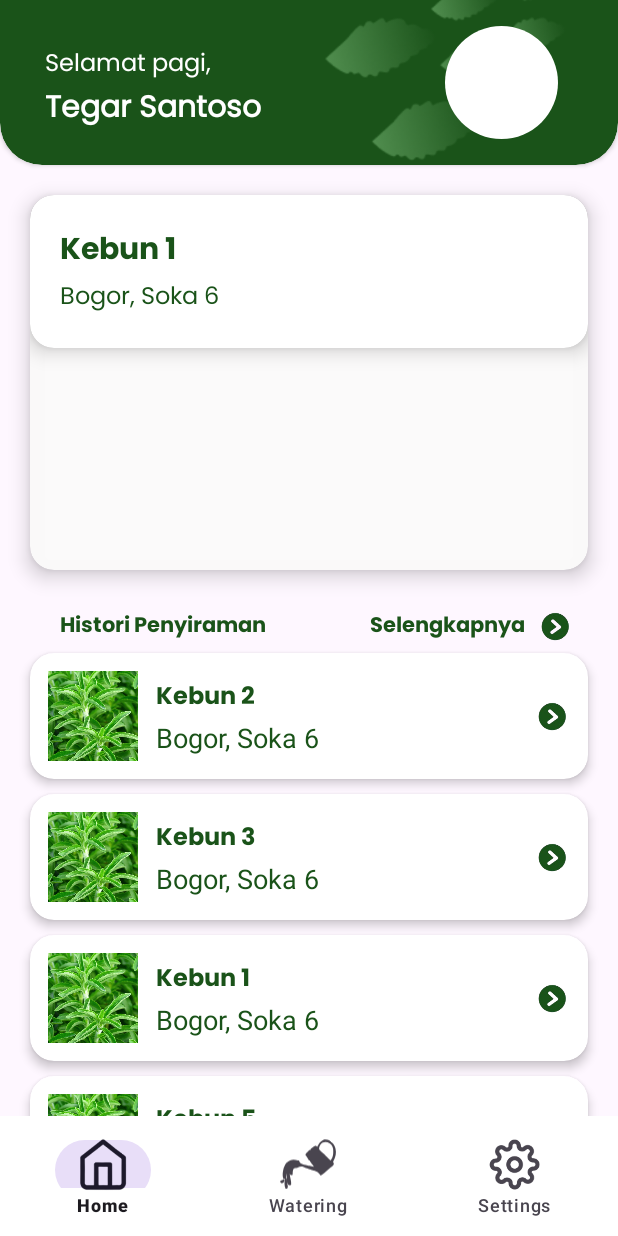
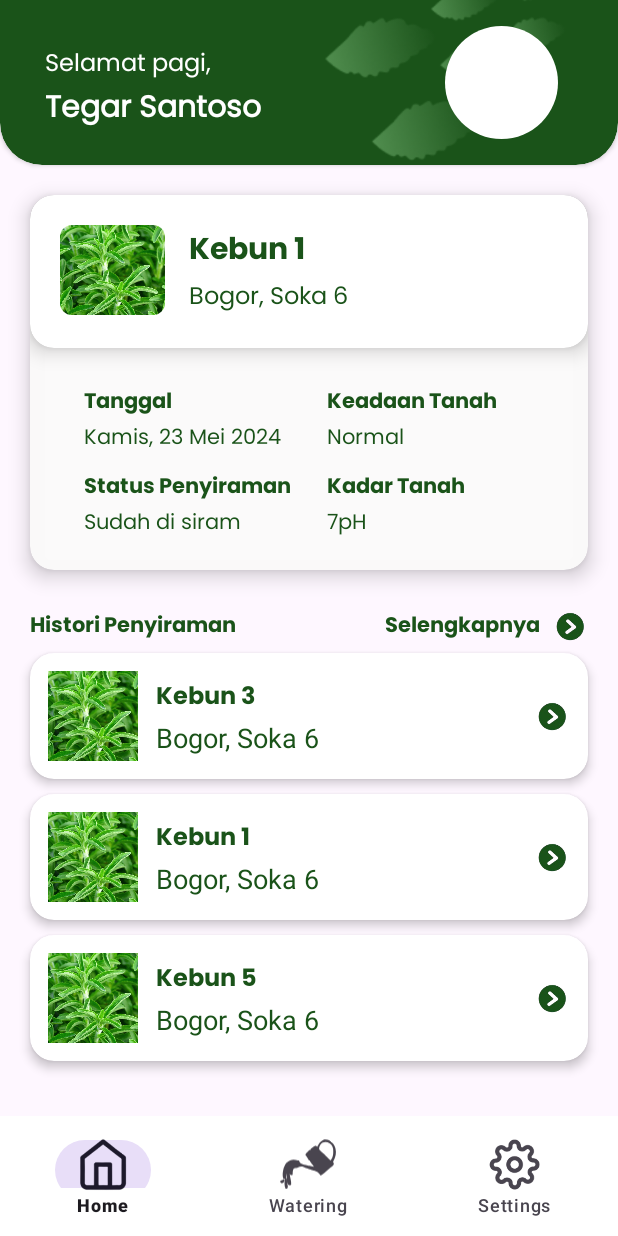
Before and after one commit to Iyaddhh/HydraTiva-App, an Android app: the detail_watering screen opened directly, with no data from a screen before it, on a phone screen of 412 x 824 dp. Run offline under Robolectric (Android 15) with nearby library versions, the phone set to English and light mode, and no system bars.

Commit message:
"Detail Watering Terbaru"

```diff
--- a/app/src/main/res/layout/activity_detail_watering.xml
+++ b/app/src/main/res/layout/activity_detail_watering.xml
@@ -106,8 +106,30 @@
                     <LinearLayout
                         android:layout_width="match_parent"
                         android:layout_height="wrap_content"
-                        android:orientation="vertical"
+                        android:orientation="horizontal"
                         android:padding="20dp">
+
+                        <!-- Image Section -->
+                        <FrameLayout
+                            android:id="@+id/frameLayout"
+                            android:layout_width="70dp"
+                            android:layout_height="60dp"
+                            android:background="@drawable/rounded_watering"
+                            android:clipToOutline="true"
+                            android:layout_marginEnd="16dp">
+                            <ImageView
+                                android:id="@+id/kebunImage1"
+                                android:layout_width="match_parent"
+                                android:layout_height="match_parent"
+                                android:scaleType="centerCrop"
+                                android:src="@drawable/stevia"/>
+                        </FrameLayout>
+
+                        <!-- Text Section -->
+                        <LinearLayout
+                            android:layout_width="wrap_content"
+                            android:layout_height="wrap_content"
+                            android:orientation="vertical">
 
                             <TextView
                                 android:layout_width="wrap_content"
@@ -124,11 +146,119 @@
                                 android:text="Bogor, Soka 6"
                                 android:textSize="16sp"
                                 android:textColor="@color/primary" />
-
+                        </LinearLayout>
                     </LinearLayout>
                 </androidx.cardview.widget.CardView>
+
+                <TableLayout
+                    android:layout_width="match_parent"
+                    android:layout_height="wrap_content"
+                    android:padding="16dp"
+                    android:layout_marginTop="110dp">
+
+                    <TableRow
+                        android:layout_width="match_parent"
+                        android:layout_height="wrap_content"
+                        android:layout_marginStart="20dp">
+
+                        <LinearLayout
+                            android:layout_width="wrap_content"
+                            android:layout_height="wrap_content"
+                            android:orientation="vertical">
+
+                            <TextView
+                                android:layout_width="wrap_content"
+                                android:layout_height="wrap_content"
+                                android:fontFamily="@font/poppins_bold"
+                                android:text="Tanggal"
+                                android:textSize="14sp"
+                                android:textColor="@color/primary" />
+
+                            <TextView
+                                android:layout_width="wrap_content"
+                                android:layout_height="wrap_content"
+                                android:fontFamily="@font/poppins"
+                                android:text="Kamis, 23 Mei 2024"
+                                android:textSize="14sp"
+                                android:textColor="@color/primary" />
+                        </LinearLayout>
+                        <LinearLayout
+                            android:layout_width="wrap_content"
+                            android:layout_height="wrap_content"
+                            android:orientation="vertical"
+                            android:layout_marginStart="24dp">
+
+                            <TextView
+                                android:layout_width="wrap_content"
+                                android:layout_height="wrap_content"
+                                android:fontFamily="@font/poppins_bold"
+                                android:text="Keadaan Tanah"
+                                android:textSize="14sp"
+                                android:textColor="@color/primary" />
+
+                            <TextView
+                                android:layout_width="wrap_content"
+                                android:layout_height="wrap_content"
+                                android:fontFamily="@font/poppins"
+                                android:text="Normal"
+                                android:textSize="14sp"
+                                android:textColor="@color/primary" />
+                        </LinearLayout>
+                    </TableRow>
+
+                    <TableRow
+                        android:layout_width="match_parent"
+                        android:layout_height="wrap_content"
+                        android:layout_marginTop="8dp"
+                        android:layout_marginStart="20dp">
+
+                        <LinearLayout
+                            android:layout_width="wrap_content"
+                            android:layout_height="wrap_content"
+                            android:orientation="vertical">
+
+                            <TextView
+                                android:layout_width="wrap_content"
+                                android:layout_height="wrap_content"
+                                android:fontFamily="@font/poppins_bold"
+                                android:text="Status Penyiraman"
+                                android:textSize="14sp"
+                                android:textColor="@color/primary" />
+
+                            <TextView
+                                android:layout_width="wrap_content"
+                                android:layout_height="wrap_content"
+                                android:fontFamily="@font/poppins"
+                                android:text="Sudah di siram"
+                                android:textSize="14sp"
+                                android:textColor="@color/primary" />
+                        </LinearLayout>
+
+                        <LinearLayout
+                            android:layout_width="wrap_content"
+                            android:layout_height="wrap_content"
+                            android:orientation="vertical"
+                            android:layout_marginStart="24dp">
+
+                            <TextView
+                                android:layout_width="wrap_content"
+                                android:layout_height="wrap_content"
+                                android:fontFamily="@font/poppins_bold"
+                                android:text="Kadar Tanah"
+                                android:textSize="14sp"
+                                android:textColor="@color/primary" />
+
+                            <TextView
+                                android:layout_width="wrap_content"
+                                android:layout_height="wrap_content"
+                                android:fontFamily="@font/poppins"
+                                android:text="7pH"
+                                android:textSize="14sp"
+                                android:textColor="@color/primary" />
+                        </LinearLayout>
+                    </TableRow>
+                </TableLayout>
             </androidx.cardview.widget.CardView>
-
             <androidx.constraintlayout.widget.ConstraintLayout
                 android:layout_width="match_parent"
                 android:layout_height="wrap_content"
@@ -146,7 +276,7 @@
                     android:textSize="14sp"
                     app:layout_constraintStart_toStartOf="parent"
                     app:layout_constraintTop_toTopOf="parent"
-                    android:layout_marginStart="40dp" />
+                    android:layout_marginStart="20dp" />
 
                 <!-- TextView for Selengkapnya -->
                 <TextView
@@ -169,74 +299,8 @@
                     android:src="@drawable/arrow_right"
                     app:layout_constraintEnd_toEndOf="parent"
                     app:layout_constraintBaseline_toBaselineOf="@id/market"
-                    android:layout_marginEnd="30dp" />
+                    android:layout_marginEnd="20dp" />
             </androidx.constraintlayout.widget.ConstraintLayout>
-
-            <androidx.cardview.widget.CardView
-                android:layout_width="match_parent"
-                android:layout_height="wrap_content"
-                android:layout_marginBottom="10dp"
-                android:layout_marginStart="20dp"
-                android:layout_marginEnd="20dp"
-                app:cardCornerRadius="16dp"
-                app:cardElevation="4dp">
-
-                <androidx.constraintlayout.widget.ConstraintLayout
-                    android:layout_width="match_parent"
-                    android:layout_height="wrap_content"
-                    android:padding="12dp">
-
-                    <ImageView
-                        android:id="@+id/kebunImage2"
-                        android:layout_width="60dp"
-                        android:layout_height="60dp"
-                        android:scaleType="centerCrop"
-                        android:src="@drawable/stevia"
-                        app:layout_constraintBottom_toBottomOf="parent"
-                        app:layout_constraintStart_toStartOf="parent"
-                        app:layout_constraintTop_toTopOf="parent" />
-
-                    <LinearLayout
-                        android:layout_width="0dp"
-                        android:layout_height="wrap_content"
-                        android:orientation="vertical"
-                        android:layout_marginStart="12dp"
-                        android:gravity="center_vertical"
-                        app:layout_constraintStart_toEndOf="@id/kebunImage2"
-                        app:layout_constraintTop_toTopOf="parent"
-                        app:layout_constraintBottom_toBottomOf="parent"
-                        app:layout_constraintEnd_toStartOf="@id/arrowRight2">
-
-                        <TextView
-                            android:id="@+id/kebunTitle2"
-                            android:layout_width="wrap_content"
-                            android:layout_height="wrap_content"
-                            android:fontFamily="@font/poppins_bold"
-                            android:text="Kebun 2"
-                            android:textSize="16sp"
-                            android:textColor="@color/primary"
-                            android:textStyle="bold" />
-
-                        <TextView
-                            android:id="@+id/kebunLocation2"
-                            android:layout_width="wrap_content"
-                            android:layout_height="wrap_content"
-                            android:text="Bogor, Soka 6"
-                            android:textSize="18sp"
-                            android:textColor="@color/primary" />
-                    </LinearLayout>
-
-                    <ImageView
-                        android:id="@+id/arrowRight2"
-                        android:layout_width="24dp"
-                        android:layout_height="24dp"
-                        android:src="@drawable/arrow_right"
-                        app:layout_constraintEnd_toEndOf="parent"
-                        app:layout_constraintTop_toTopOf="parent"
-                        app:layout_constraintBottom_toBottomOf="parent" />
-
-                </androidx.constraintlayout.widget.ConstraintLayout>
-            </androidx.cardview.widget.CardView>
 
             <androidx.cardview.widget.CardView
                 android:layout_width="match_parent"
@@ -299,7 +363,7 @@
                         android:src="@drawable/arrow_right"
                         app:layout_constraintEnd_toEndOf="parent"
                         app:layout_constraintTop_toTopOf="parent"
-                        app:layout_constraintBottom_toBottomOf="parent" />
+                        app:layout_constraintBottom_toBottomOf="parent"/>
 
                 </androidx.constraintlayout.widget.ConstraintLayout>
             </androidx.cardview.widget.CardView>
```
Lines whose indentation alone changed are shown as unchanged.
